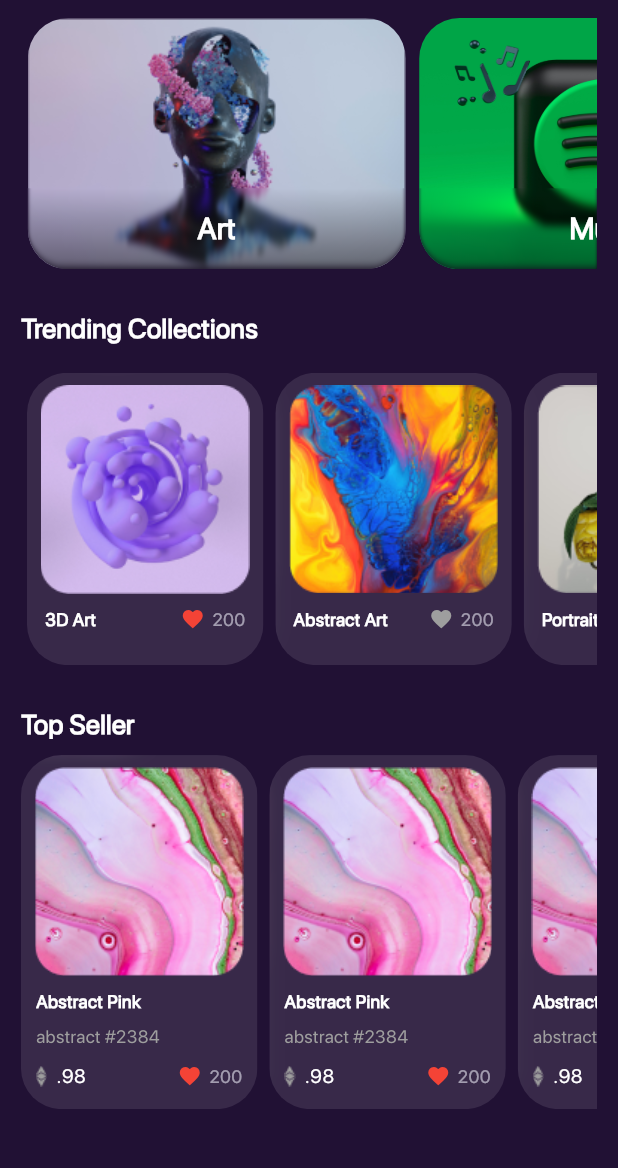
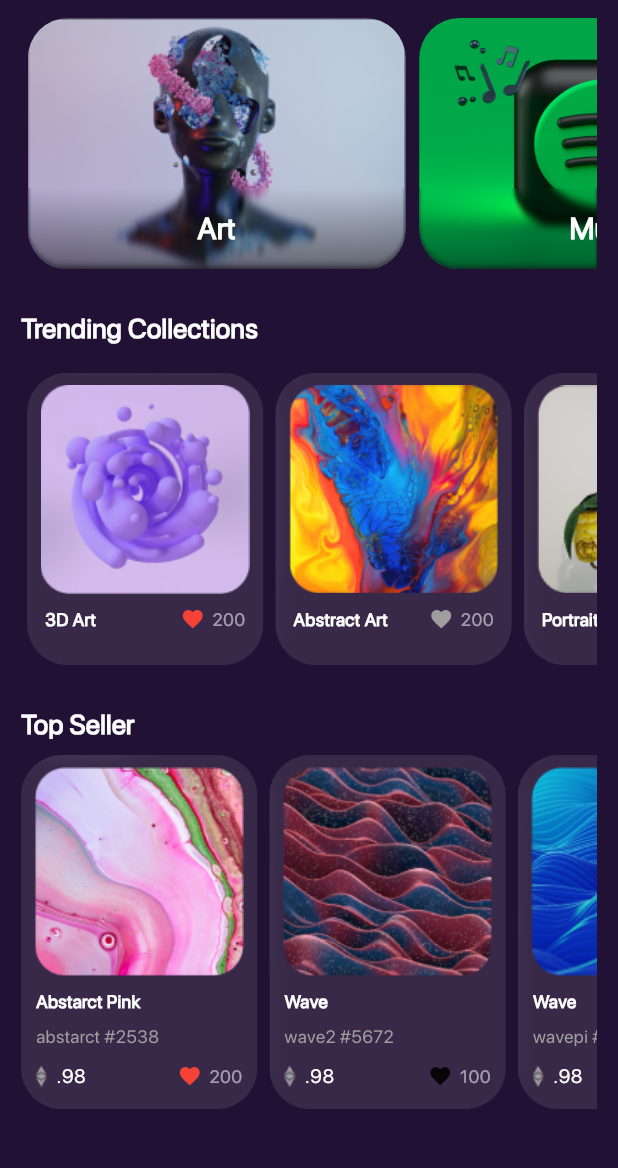
Before and after one commit to Hishamk99/mini-market-place, a Flutter app: the HomePage screen opened by its route, on a phone screen of 412 x 824 dp, the part 66-1234 px from its top. Run offline on Flutter 3.47's test engine with Material 3 defaults, Android fonts, the phone set to English and light mode, and no system bars.

Commit message:
adding image for top seller

```diff
--- a/lib/features/home/presentation/widgets/top_seller_category_item.dart
+++ b/lib/features/home/presentation/widgets/top_seller_category_item.dart
@@ -1,11 +1,15 @@
 import 'dart:ui';
 import 'package:flutter/material.dart';
 import 'package:mini_nft_marketplace_app/core/resources/styles.dart';
+import 'package:mini_nft_marketplace_app/features/home/model/top_seller_model.dart';
 
 class TopSellerCategoryItem extends StatelessWidget {
   const TopSellerCategoryItem({
     super.key,
+    required this.topSellerModel,
   });
+
+  final TopSellerModel topSellerModel;
 
   @override
   Widget build(BuildContext context) {
@@ -25,7 +29,7 @@ class TopSellerCategoryItem extends StatelessWidget {
               Padding(
                 padding: const EdgeInsets.symmetric(vertical: 8),
                 child: Image.asset(
-                  'assets/images/topSeller1.png',
+                  topSellerModel.image,
                   width: 139.6,
                   height: 139.6,
                 ),
@@ -35,7 +39,7 @@ class TopSellerCategoryItem extends StatelessWidget {
                 children: [
                   const SizedBox(width: 10),
                   Text(
-                    'Abstract Pink',
+                    topSellerModel.title,
                     style: Styles.style12W600,
                   ),
                 ],
@@ -46,7 +50,7 @@ class TopSellerCategoryItem extends StatelessWidget {
                 children: [
                   const SizedBox(width: 10),
                   Text(
-                    'abstract #2384',
+                    topSellerModel.subTitle,
                     style: Styles.style12W600.copyWith(
                       color: Colors.grey,
                       fontWeight: FontWeight.w500,
@@ -77,14 +81,14 @@ class TopSellerCategoryItem extends StatelessWidget {
                     ),
                     Row(
                       children: [
-                        const Icon(
+                        Icon(
                           Icons.favorite,
-                          color: Colors.red,
+                          color: topSellerModel.active ? Colors.red : null,
                           size: 16,
                         ),
                         const SizedBox(width: 5),
                         Text(
-                          '200',
+                          topSellerModel.count.toString(),
                           style: Styles.style12,
                         ),
                       ],
--- a/lib/features/home/presentation/widgets/top_seller_category_list_view.dart
+++ b/lib/features/home/presentation/widgets/top_seller_category_list_view.dart
@@ -1,4 +1,5 @@
 import 'package:flutter/material.dart';
+import 'package:mini_nft_marketplace_app/features/home/model/top_seller_model.dart';
 import 'top_seller_category_item.dart';
 
 class TopSellerCategoryListViews extends StatelessWidget {
@@ -6,15 +7,75 @@ class TopSellerCategoryListViews extends StatelessWidget {
 
   @override
   Widget build(BuildContext context) {
+    List<TopSellerModel> topSellerList = [
+      TopSellerModel(
+        image: 'assets/images/topSeller1.png',
+        title: 'Abstarct Pink',
+        subTitle: 'abstarct #2538',
+        active: true,
+        count: 200,
+      ),
+      TopSellerModel(
+        image: 'assets/images/topSeller2.png',
+        title: 'Wave',
+        subTitle: 'wave2 #5672',
+        active: false,
+        count: 100,
+      ),
+      TopSellerModel(
+        image: 'assets/images/topSeller3.png',
+        title: 'Wave',
+        subTitle: 'wavepi #8765',
+        active: true,
+        count: 300,
+      ),
+      TopSellerModel(
+        image: 'assets/images/topSeller4.png',
+        title: 'Ring',
+        subTitle: 'Ring #7288',
+        active: true,
+        count: 500,
+      ),
+      TopSellerModel(
+        image: 'assets/images/topSeller5.png',
+        title: 'Ball',
+        subTitle: 'baalli #4890',
+        active: false,
+        count: 900,
+      ),
+      TopSellerModel(
+        image: 'assets/images/topSeller6.png',
+        title: 'Beer',
+        subTitle: 'Beer #1238',
+        active: true,
+        count: 300,
+      ),
+      TopSellerModel(
+        image: 'assets/images/topSeller7.png',
+        title: 'Music',
+        subTitle: 'Mali #8790',
+        active: true,
+        count: 300,
+      ),
+      TopSellerModel(
+        image: 'assets/images/topSeller8.png',
+        title: 'Abstract23',
+        subTitle: 'abstract #2038',
+        active: false,
+        count: 300,
+      ),
+    ];
     return SizedBox(
       height: 236,
       child: ListView.builder(
-        itemCount: 3,
+        itemCount: topSellerList.length,
         scrollDirection: Axis.horizontal,
         itemBuilder: (context, index) {
-          return const Padding(
-            padding: EdgeInsets.only(right: 8.0),
-            child: TopSellerCategoryItem(),
+          return Padding(
+            padding: const EdgeInsets.only(right: 8.0),
+            child: TopSellerCategoryItem(
+              topSellerModel: topSellerList[index],
+            ),
           );
         },
       ),
```
Also changed, not shown: assets/images/topSeller4.png (added), assets/images/topSeller5.png (added), assets/images/topSeller6.png (added), assets/images/topSeller7.png (added), assets/images/topSeller8.png (added).
